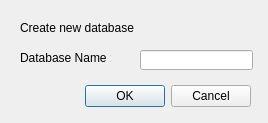
Before: the Qt Designer form Project/ui/createinitial.ui in tatazakup/NetAffx-Project, drawn with Qt 5.
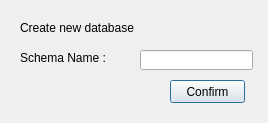
After: the same form once the commit is applied.

Commit message: update ui config create

```diff
--- a/Project/ui/createinitial.ui
+++ b/Project/ui/createinitial.ui
@@ -13,22 +13,6 @@
   <property name="windowTitle">
    <string>Dialog</string>
   </property>
-  <widget class="QDialogButtonBox" name="buttonBox">
-   <property name="geometry">
-    <rect>
-     <x>60</x>
-     <y>80</y>
-     <width>191</width>
-     <height>32</height>
-    </rect>
-   </property>
-   <property name="orientation">
-    <enum>Qt::Horizontal</enum>
-   </property>
-   <property name="standardButtons">
-    <set>QDialogButtonBox::Cancel|QDialogButtonBox::Ok</set>
-   </property>
-  </widget>
   <widget class="QLabel" name="label">
    <property name="geometry">
     <rect>
@@ -39,7 +23,7 @@
     </rect>
    </property>
    <property name="text">
-    <string>Database Name :</string>
+    <string>Schema Name :</string>
    </property>
   </widget>
   <widget class="QLabel" name="label_2">
@@ -65,6 +49,19 @@
     </rect>
    </property>
   </widget>
+  <widget class="QPushButton" name="confirm_button">
+   <property name="geometry">
+    <rect>
+     <x>170</x>
+     <y>80</y>
+     <width>75</width>
+     <height>23</height>
+    </rect>
+   </property>
+   <property name="text">
+    <string>Confirm</string>
+   </property>
+  </widget>
  </widget>
  <resources/>
  <connections>
```
Left out of the diff: 39 changed lines with no effect on the pictures. The commit also changes 1 other file.
